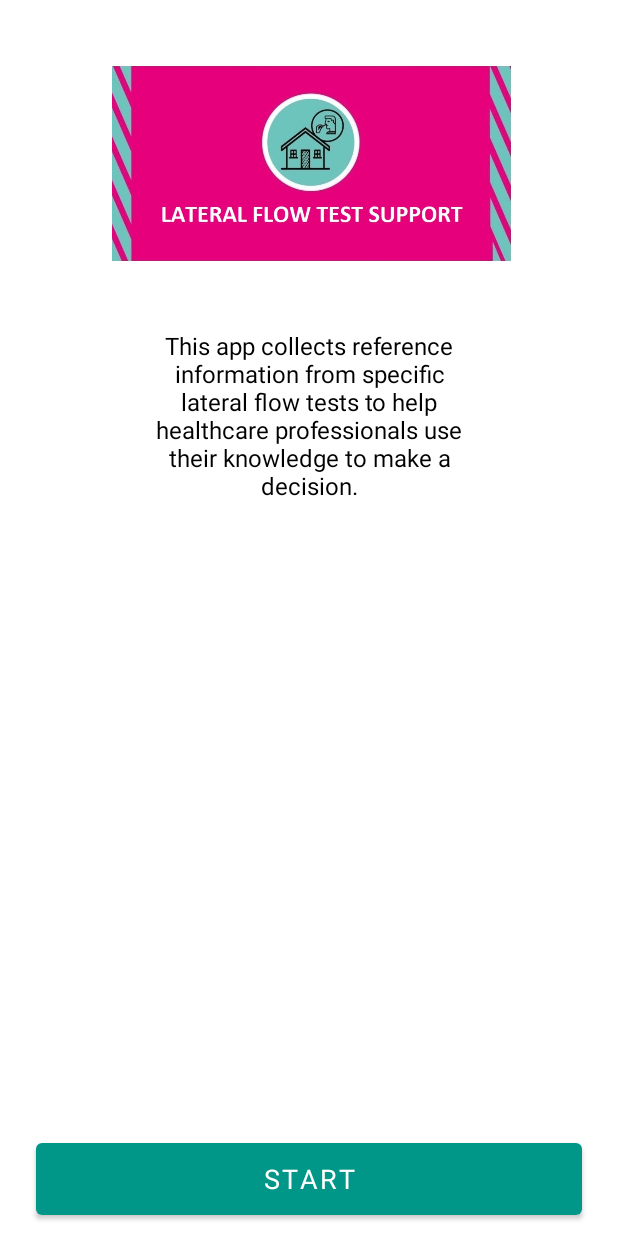
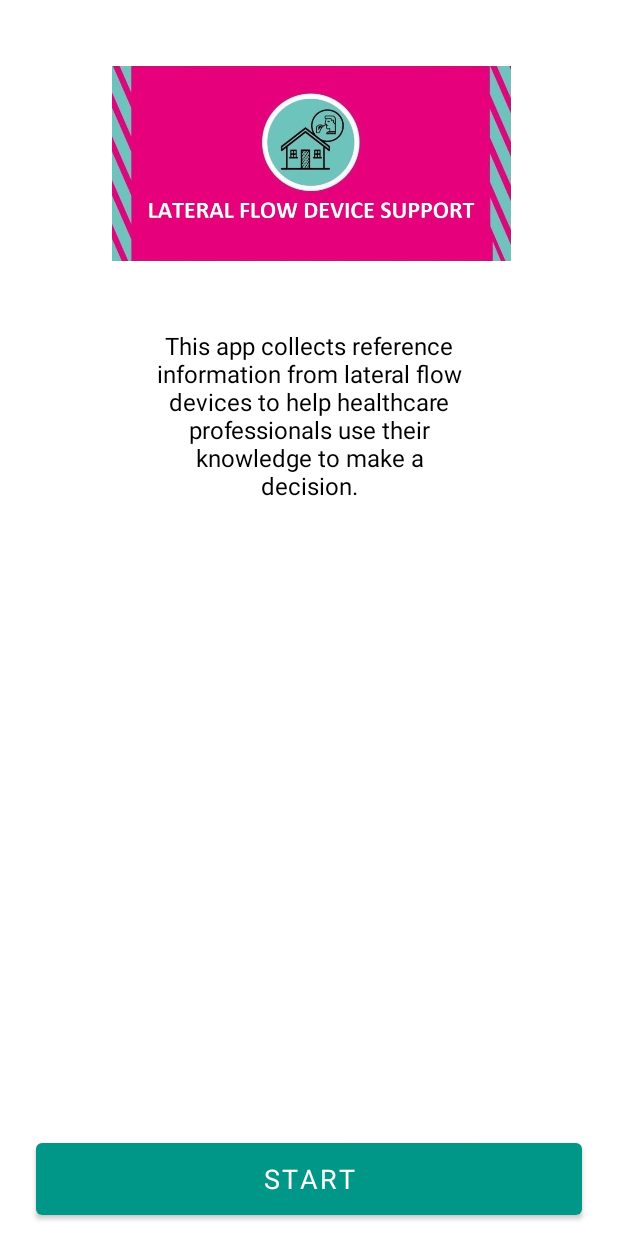
Before and after one commit to germanterrazas/Lateral-Flow-Test-UoC-Trial, an Android app: the screen it shows after launch (LaunchActivity), on a phone screen of 412 x 824 dp. Run offline under Robolectric (Android 15) with nearby library versions, the phone set to English and light mode, and no system bars; Roboto replaces fonts that are not available here.

Commit message:
Commit by German Terrazas (gt401@cam.ac.uk) on 4 March 2021 -- Gerneral rebranding of the app removing references to "test" -- Change of initial banner -- restructure of package names

```diff
--- a/app/src/main/res/layout-hdpi/activity_launch.xml
+++ b/app/src/main/res/layout-hdpi/activity_launch.xml
@@ -15,7 +15,7 @@
         app:layout_constraintHorizontal_bias="0.51"
         app:layout_constraintStart_toStartOf="parent"
         app:layout_constraintTop_toTopOf="parent"
-        app:srcCompat="@drawable/vanilla_app_banner" />
+        app:srcCompat="@drawable/vanilla_banner" />
 
     <Button
         android:id="@+id/button_start"
--- a/app/src/main/res/layout-ldpi/activity_launch.xml
+++ b/app/src/main/res/layout-ldpi/activity_launch.xml
@@ -15,7 +15,7 @@
         app:layout_constraintHorizontal_bias="0.513"
         app:layout_constraintStart_toStartOf="parent"
         app:layout_constraintTop_toTopOf="parent"
-        app:srcCompat="@drawable/vanilla_app_banner" />
+        app:srcCompat="@drawable/vanilla_banner" />
 
     <Button
         android:id="@+id/button_start"
--- a/app/src/main/res/layout-mdpi/activity_launch.xml
+++ b/app/src/main/res/layout-mdpi/activity_launch.xml
@@ -14,7 +14,7 @@
         app:layout_constraintEnd_toEndOf="parent"
         app:layout_constraintStart_toStartOf="parent"
         app:layout_constraintTop_toTopOf="parent"
-        app:srcCompat="@drawable/vanilla_app_banner" />
+        app:srcCompat="@drawable/vanilla_banner" />
 
     <Button
         android:id="@+id/button_start"
--- a/app/src/main/res/layout-xhdpi/activity_launch.xml
+++ b/app/src/main/res/layout-xhdpi/activity_launch.xml
@@ -14,7 +14,7 @@
         app:layout_constraintEnd_toEndOf="parent"
         app:layout_constraintStart_toStartOf="parent"
         app:layout_constraintTop_toTopOf="parent"
-        app:srcCompat="@drawable/vanilla_app_banner"
+        app:srcCompat="@drawable/vanilla_banner"
         tools:ignore="ContentDescription" />
 
     <Button
--- a/app/src/main/res/layout-xxhdpi/activity_launch.xml
+++ b/app/src/main/res/layout-xxhdpi/activity_launch.xml
@@ -14,7 +14,7 @@
         app:layout_constraintEnd_toEndOf="parent"
         app:layout_constraintStart_toStartOf="parent"
         app:layout_constraintTop_toTopOf="parent"
-        app:srcCompat="@drawable/vanilla_app_banner" />
+        app:srcCompat="@drawable/vanilla_banner" />
 
     <Button
         android:id="@+id/button_start"
--- a/app/src/main/res/layout-xxxhdpi/activity_launch.xml
+++ b/app/src/main/res/layout-xxxhdpi/activity_launch.xml
@@ -14,7 +14,7 @@
         app:layout_constraintEnd_toEndOf="parent"
         app:layout_constraintStart_toStartOf="parent"
         app:layout_constraintTop_toTopOf="parent"
-        app:srcCompat="@drawable/vanilla_app_banner" />
+        app:srcCompat="@drawable/vanilla_banner" />
 
     <Button
         android:id="@+id/button_start"
--- a/app/src/main/res/layout/activity_launch.xml
+++ b/app/src/main/res/layout/activity_launch.xml
@@ -15,7 +15,7 @@
         app:layout_constraintHorizontal_bias="0.493"
         app:layout_constraintStart_toStartOf="parent"
         app:layout_constraintTop_toTopOf="parent"
-        app:srcCompat="@drawable/vanilla_app_banner" />
+        app:srcCompat="@drawable/vanilla_banner" />
 
     <Button
         android:id="@+id/button_start"
--- a/app/src/main/res/values/strings.xml
+++ b/app/src/main/res/values/strings.xml
@@ -1,5 +1,5 @@
 <resources>
-    <string name="app_name">Lateral Flow Test Support</string>
+    <string name="app_name">Lateral Flow Device Support</string>
     <string name="cam_button">CAMERA</string>
     <string name="process_button">NEXT</string>
     <string name="testID_label">Device ID</string>
@@ -13,7 +13,7 @@
 
     <string name="next_button">NEXT</string>
     <string name="start_button">START</string>
-    <string name="label_launch">This app collects reference information from specific lateral flow tests to help healthcare professionals use their knowledge to make a decision.</string>
+    <string name="label_launch">This app collects reference information from lateral flow devices to help healthcare professionals use their knowledge to make a decision.</string>
 
     <string name="registration_title">Consent Request</string>
     <string name="label_on_data">All the data that you upload via this app will be anonymised.</string>
```
Also changed, not shown: app/src/main/res/drawable-mdpi/vanilla_app_banner.jpg (deleted), app/src/main/res/drawable/vanilla_banner.jpg (added).
